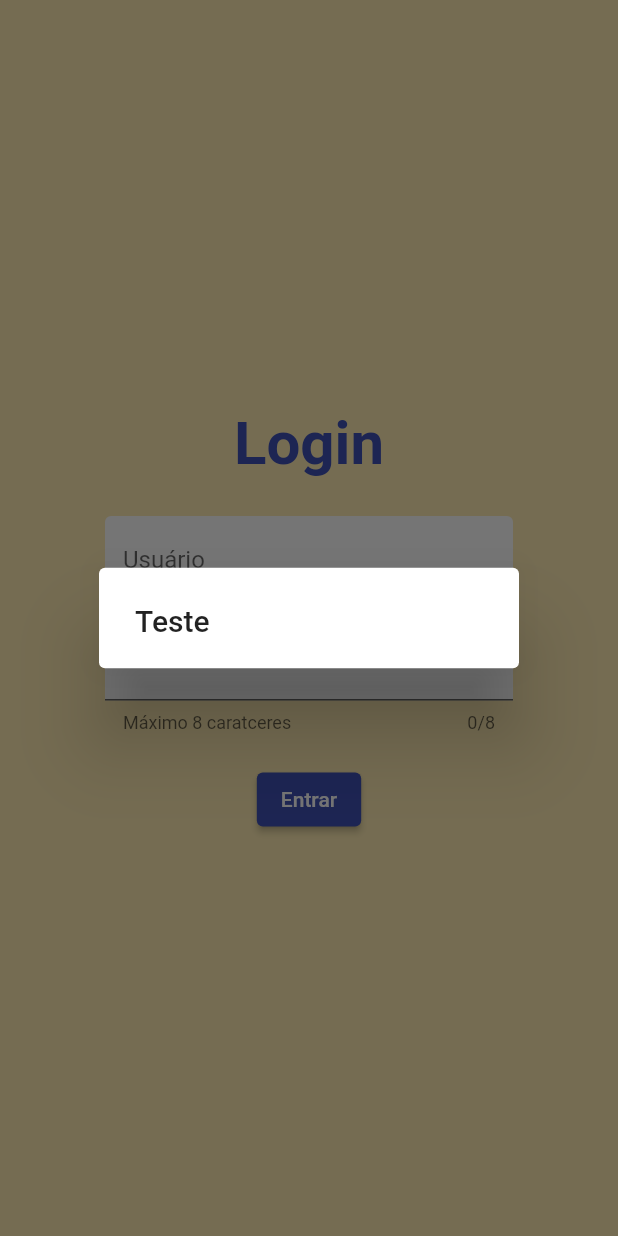
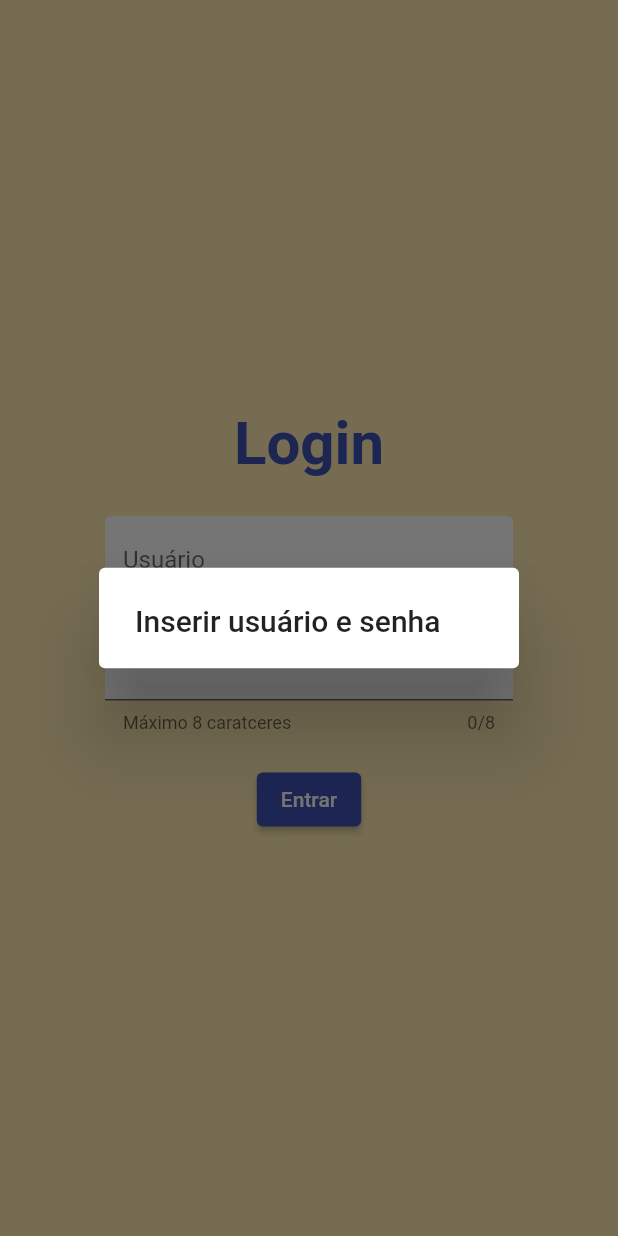
Before and after one commit to LucasMonteir0/exercicios_cubos, a Flutter app: the screen it shows after launch, after a tap on "Entrar", on a phone screen of 412 x 824 dp. Run offline on Flutter 3.47's test engine with Material 2 defaults, Android fonts, the phone set to English and light mode, and no system bars.

Commit message:
upando exercicios

```diff
--- a/data_inputs/lib/exercices/ex01_simple_calculator.dart
+++ b/data_inputs/lib/exercices/ex01_simple_calculator.dart
@@ -47,7 +47,7 @@ class _MyHomePageState extends State<MyHomePage> {
       result = 0;
     });
   }
-// debugPrint(textFieldController1.text.toString());
+  // debugPrint(textFieldController1.text.toString());
   // debugPrint(textFieldController2.text.toString());
 
   void calculator() {
--- a/data_inputs/lib/exercices/ex03_login_scren.dart
+++ b/data_inputs/lib/exercices/ex03_login_scren.dart
@@ -1,4 +1,5 @@
 import 'package:flutter/material.dart';
+import 'package:flutter/services.dart';
 
 void main() {
   runApp(const MyApp());
@@ -34,22 +35,34 @@ class MyLoginScreen extends StatefulWidget {
 class _MyLoginScreenState extends State<MyLoginScreen> {
   bool obscuredText = true;
 
-  final loginTextFieldController = TextEditingController();
+  final userTextFieldController = TextEditingController();
   final passwordTextFieldController = TextEditingController();
 
   void showLoginDialog() {
     showDialog(
         context: context,
         builder: (context) {
-          return const AlertDialog(
-            title: Text('Teste'),
+          return AlertDialog(
+            title: Text(loginDialogMessage()),
           );
         });
   }
 
-  void loginDialogMessage(selectedField) {
-    if (selectedField != null) {
-      loginTextFieldController.text;
+  loginDialogMessage() {
+    final userText = userTextFieldController.text;
+    final passwordText = passwordTextFieldController.text;
+    if (passwordText.isNotEmpty && userText.isEmpty) {
+      return 'Inserir o usuário';
+    } else if (userText.isNotEmpty && passwordText.isEmpty) {
+      return 'Inserir a senha';
+    } else if (userText.isEmpty && passwordText.isEmpty) {
+      return 'Inserir usuário e senha';
+    } else if (userText == User.loginUser &&
+        passwordText == User.loginPassword) {
+      return '${User.loginUser} logado(a) no sistema!';
+    } else if (userText != User.loginUser ||
+        passwordText != User.loginPassword) {
+      return 'Usuário ou senha incorretos';
     }
   }
 
@@ -65,11 +78,15 @@ class _MyLoginScreenState extends State<MyLoginScreen> {
               child: Text('Login'),
             ),
             TextFormField(
+              inputFormatters: [FilteringTextInputFormatter.allow(RegExp(r"[a-zA-Z]"))],
+              textCapitalization: TextCapitalization.words,
+              controller: userTextFieldController,
               autofocus: true,
               decoration: textFieldDecoration(labelText: 'Usuário'),
             ),
             const SizedBox(height: 5),
             TextFormField(
+              controller: passwordTextFieldController,
               obscureText: obscuredText,
               maxLength: 8,
               decoration: textFieldDecoration(
@@ -114,7 +131,7 @@ class _MyLoginScreenState extends State<MyLoginScreen> {
 
   @override
   void dispose() {
-    loginTextFieldController.dispose();
+    userTextFieldController.dispose();
     passwordTextFieldController.dispose();
     super.dispose();
   }
```
Also changed, not shown: data_inputs/lib/exercices/ex02_age_validator.dart (+12 -7 lines), data_inputs/lib/exercices/ex04_random_focus.dart (added, +32 -0 lines).
